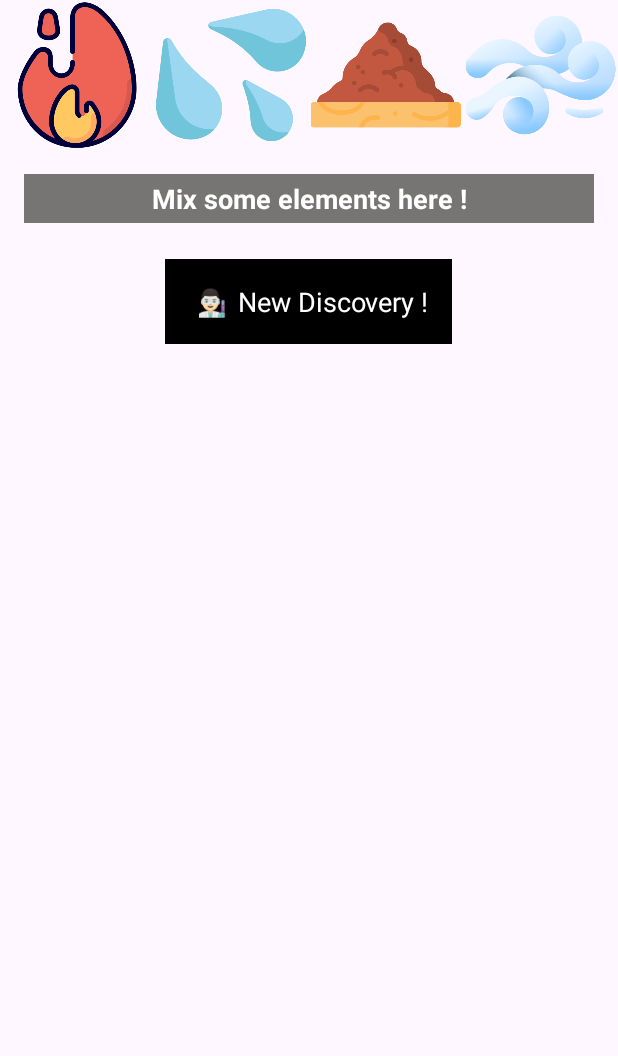
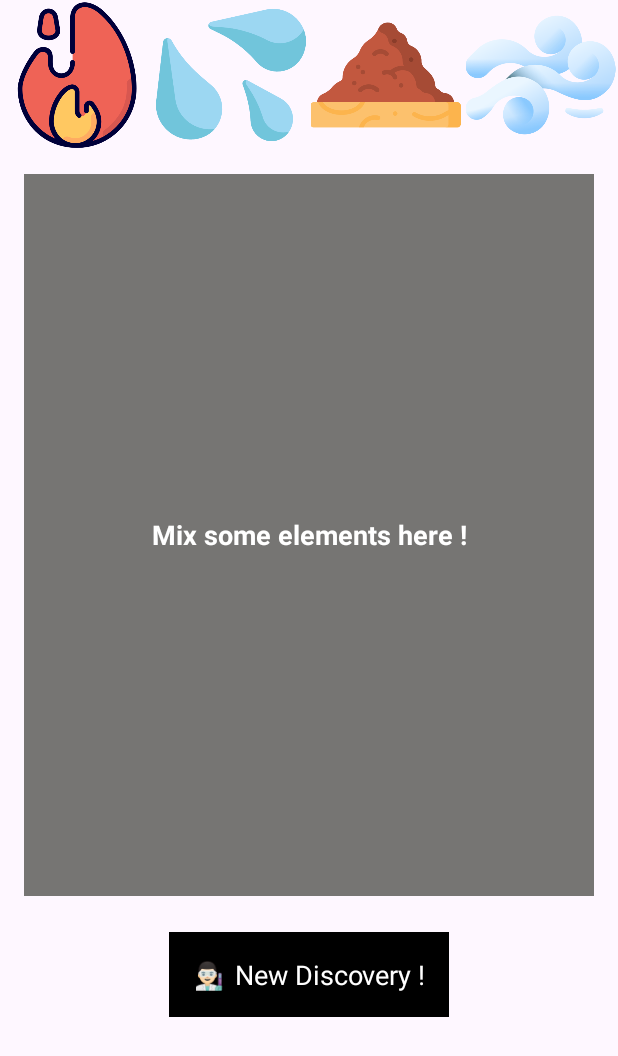
Before and after one commit to SourceGD/FusioBolt, an Android app: the fragment MixFragment placed in its activity, on a phone screen of 412 x 824 dp. Shown: the top 1056 px of the screen. Run offline under Robolectric (Android 15) with nearby library versions, the light colour scheme and no system bars.

Commit message:
drag and drop option V2

```diff
--- a/app/src/main/res/layout/fragment_mix.xml
+++ b/app/src/main/res/layout/fragment_mix.xml
@@ -18,7 +18,7 @@
             android:layout_width="0dp"
             android:layout_height="match_parent"
             android:layout_weight="1"
-            android:contentDescription="Feu"
+            android:contentDescription="@string/Feu"
             android:src="@drawable/feu"
             android:tag="Feu" />
 
@@ -27,7 +27,7 @@
             android:layout_width="0dp"
             android:layout_height="match_parent"
             android:layout_weight="1"
-            android:contentDescription="Eau"
+            android:contentDescription="@string/Eau"
             android:src="@drawable/gouttes"
             android:tag="Eau" />
 
@@ -36,7 +36,7 @@
             android:layout_width="0dp"
             android:layout_height="match_parent"
             android:layout_weight="1"
-            android:contentDescription="Terre"
+            android:contentDescription="@string/Terre"
             android:src="@drawable/sol"
             android:tag="Terre" />
 
@@ -45,7 +45,7 @@
             android:layout_width="0dp"
             android:layout_height="match_parent"
             android:layout_weight="1"
-            android:contentDescription="Vent"
+            android:contentDescription="@string/Vent"
             android:src="@drawable/vent"
             android:tag="Vent" />
     </LinearLayout>
@@ -53,15 +53,15 @@
     <TextView
         android:id="@+id/Mix"
         android:layout_width="match_parent"
-        android:layout_height="wrap_content"
+        android:layout_height="481dp"
         android:layout_margin="16dp"
+        android:background="#767573"
         android:gravity="center"
         android:padding="4dp"
+        android:text="@string/mix_some_elements_here"
         android:textColor="@color/white"
         android:textSize="18sp"
-        android:textStyle="bold"
-        android:text="Mix some elements here !"
-        android:background="#767573"/>
+        android:textStyle="bold" />
 
     <TextView
         android:id="@+id/validityText"
@@ -72,7 +72,7 @@
         android:layout_margin="8dp"
         android:padding="16dp"
         android:textSize="18sp"
-        android:text=" 👨🏻‍🔬 New Discovery !"
+        android:text="@string/new_discovery"
         android:textAlignment="textEnd"
         android:visibility="visible"
         tools:visibility="visible" />
--- a/app/src/main/res/values/strings.xml
+++ b/app/src/main/res/values/strings.xml
@@ -7,4 +7,10 @@
     <string name="image_terre">image terre</string>
     <string name="image_vent">image vent</string>
     <string name="image_feu" />
+    <string name="Feu" />
+    <string name="Eau" />
+    <string name="Terre" />
+    <string name="Vent" />
+    <string name="mix_some_elements_here">Mix some elements here !</string>
+    <string name="new_discovery">👨🏻‍🔬 New Discovery !</string>
 </resources>
```
